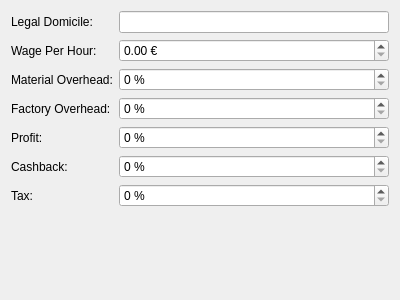
PhilippParis/BusinessManager, file ui/widgets/financialsettingswidget.ui: the form before one commit.
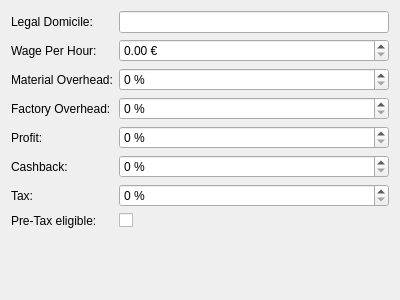
The form after the commit.

Commit message: financial settings: added checkbox to enable/disable pretax eligibility

Diff of the .ui file:
```diff
--- a/ui/widgets/financialsettingswidget.ui
+++ b/ui/widgets/financialsettingswidget.ui
@@ -128,6 +128,20 @@
        </property>
       </widget>
      </item>
+     <item row="9" column="0">
+      <widget class="QLabel" name="label">
+       <property name="text">
+        <string>Pre-Tax eligible:</string>
+       </property>
+      </widget>
+     </item>
+     <item row="9" column="1">
+      <widget class="QCheckBox" name="cbPreTaxEligible">
+       <property name="text">
+        <string/>
+       </property>
+      </widget>
+     </item>
     </layout>
    </item>
   </layout>
```
The commit also changes 4 other files.
